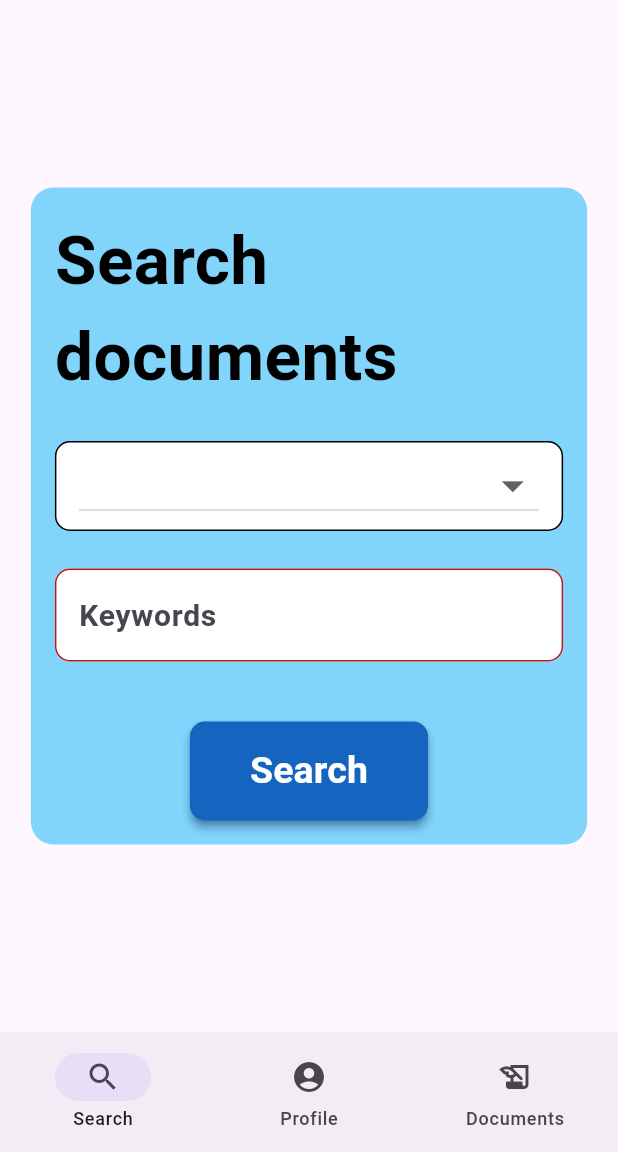
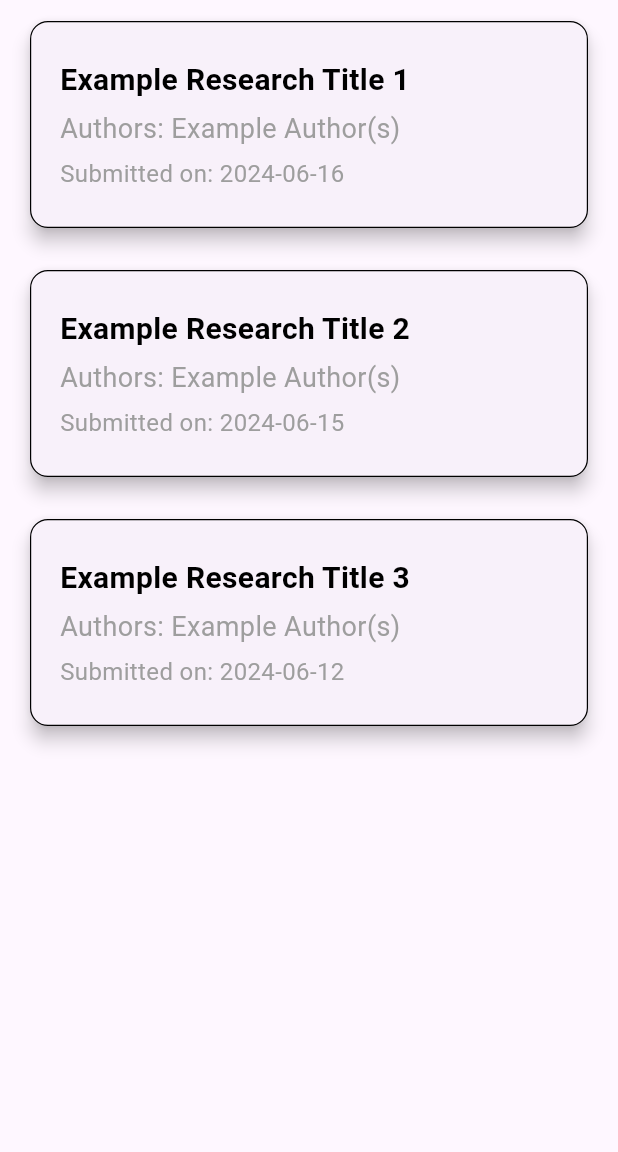
Before and after one commit to ARQUI-SOFTWARE-EMERGENTES/papervault-mobile, a Flutter app: the SearchPage screen opened by its route, after a tap on "Search", on a phone screen of 412 x 824 dp, the part 84-1236 px from its top. Run offline on Flutter 3.47's test engine with Material 3 defaults, Android fonts, the phone set to English and light mode, and no system bars; our stand-ins replace google_fonts; Roboto replaces fonts that are missing (Arsenal).

Commit message:
feat: add search results page and search result model

```diff
--- a/lib/common/routers.dart
+++ b/lib/common/routers.dart
@@ -1,5 +1,6 @@
 import 'package:flutter/material.dart';
 import 'package:mobile_app/pages/search_page.dart';
+import 'package:mobile_app/pages/search_results.dart';
 import 'package:mobile_app/pages/sign_up.dart';
 import 'package:mobile_app/pages/login_page.dart';
 
@@ -7,6 +8,7 @@ const String ROUTE_HOME = '/search';
 const String ROUTE_LOGIN = '/login';
 const String ROUTE_SIGN_UP = '/signup';
 const String ROUTE_SEARCH = '/search';
+const String ROUTE_SEARCH_RESULTS = '/results';
 
 class Routers {
   static Route<dynamic> generateRoute(RouteSettings settings) {
@@ -17,6 +19,8 @@ class Routers {
         return MaterialPageRoute(builder: (_) => SignUpPage());
       case ROUTE_SEARCH:
         return MaterialPageRoute(builder: (_) => SearchPage());
+      case ROUTE_SEARCH_RESULTS:
+        return MaterialPageRoute(builder: (_) => SearchResultsPage());
       default:
         return MaterialPageRoute(builder: (_) => LoginPage());
     }
--- /dev/null
+++ b/lib/models/research.dart
@@ -0,0 +1,56 @@
+// lib/models/research_record.dart
+import 'package:flutter/foundation.dart';
+
+enum ReviewStatus {
+  PENDING,
+  APPROVED,
+  REJECTED
+}
+
+class ResearchRecord {
+  final int? id;
+  final String title;
+  final String abstractText;
+  final String content;
+  final ReviewStatus reviewStatus;
+  final bool authenticated;
+  final DateTime submissionDate;
+  final DateTime lastModifiedDate;
+
+  ResearchRecord({
+    this.id,
+    required this.title,
+    required this.abstractText,
+    required this.content,
+    required this.reviewStatus,
+    required this.authenticated,
+    required this.submissionDate,
+    required this.lastModifiedDate,
+  });
+
+  factory ResearchRecord.fromJson(Map<String, dynamic> json) {
+    return ResearchRecord(
+      id: json['id'],
+      title: json['title'],
+      abstractText: json['abstractText'],
+      content: json['content'],
+      reviewStatus: ReviewStatus.values.firstWhere((e) => describeEnum(e) == json['reviewStatus']),
+      authenticated: json['authenticated'],
+      submissionDate: DateTime.parse(json['submissionDate']),
+      lastModifiedDate: DateTime.parse(json['lastModifiedDate']),
+    );
+  }
+
+  Map<String, dynamic> toJson() {
+    return {
+      'id': id,
+      'title': title,
+      'abstractText': abstractText,
+      'content': content,
+      'reviewStatus': describeEnum(reviewStatus),
+      'authenticated': authenticated,
+      'submissionDate': submissionDate.toIso8601String(),
+      'lastModifiedDate': lastModifiedDate.toIso8601String(),
+    };
+  }
+}
--- a/lib/pages/search_page.dart
+++ b/lib/pages/search_page.dart
@@ -1,5 +1,6 @@
 import 'package:flutter/material.dart';
 import 'package:google_fonts/google_fonts.dart';
+import 'package:mobile_app/common/routers.dart';
 import 'package:mobile_app/widgets/custom_cta_button.dart';
 import 'package:mobile_app/widgets/custom_navigation_bar.dart';
 import 'package:mobile_app/widgets/custom_text_form_field.dart';
@@ -100,12 +101,14 @@ class SearchPageState extends State<SearchPage> {
                       ),
                       const SizedBox(height: 20),
                       Center(
-                        child: CustomCTAButton(text: "Search", onPressed: () {
+                        child: CustomCTAButton(
+                          text: "Search",
+                          onPressed: () {
                             if (_formKey.currentState!.validate()) {
-                              // Process the login if form inputs are valid
+
 
                             }
-
+                            Navigator.pushNamed(context, ROUTE_SEARCH_RESULTS);
                           }
                         ),
                       )
--- /dev/null
+++ b/lib/pages/search_results.dart
@@ -0,0 +1,67 @@
+import 'package:flutter/material.dart';
+import 'package:mobile_app/models/research.dart';
+import 'package:mobile_app/widgets/custom_search_result.dart';
+
+class SearchResultsPage extends StatefulWidget {
+  @override
+  State<StatefulWidget> createState() => SearchResultsState();
+}
+
+class SearchResultsState extends State<SearchResultsPage> {
+  final List<ResearchRecord> searchResults = [
+    ResearchRecord(
+      id: 1,
+      title: "Example Research Title 1",
+      abstractText: "This is the abstract for research 1.",
+      content: "This is the content for research 1.",
+      reviewStatus: ReviewStatus.APPROVED,
+      authenticated: true,
+      submissionDate: DateTime.now().subtract(Duration(days: 1)),
+      lastModifiedDate: DateTime.now(),
+    ),
+    ResearchRecord(
+      id: 2,
+      title: "Example Research Title 2",
+      abstractText: "This is the abstract for research 2.",
+      content: "This is the content for research 2.",
+      reviewStatus: ReviewStatus.PENDING,
+      authenticated: true,
+      submissionDate: DateTime.now().subtract(Duration(days: 2)),
+      lastModifiedDate: DateTime.now(),
+    ),
+    ResearchRecord(
+      id: 3,
+      title: "Example Research Title 3",
+      abstractText: "This is the abstract for research 3.",
+      content: "This is the content for research 3.",
+      reviewStatus: ReviewStatus.REJECTED,
+      authenticated: false,
+      submissionDate: DateTime.now().subtract(Duration(days: 5)),
+      lastModifiedDate: DateTime.now(),
+    ),
+  ];
+
+  @override
+  Widget build(BuildContext context) {
+    return Scaffold(
+      appBar: AppBar(
+        backgroundColor: Colors.black87,
+        title: const Text(
+          "PaperVault",
+          style: TextStyle(
+            color: Colors.white,
+            fontSize: 25,
+            fontWeight: FontWeight.bold
+          )
+        )
+      ),
+      body: ListView.builder(
+        itemCount: searchResults.length,
+        itemBuilder: (context, index) {
+          final record = searchResults[index]; // Extract the research record
+          return CustomSearchResult(researchRecord: record); // Use the custom widget
+        },
+      ),
+    );
+  }
+}
--- /dev/null
+++ b/lib/widgets/custom_search_result.dart
@@ -0,0 +1,56 @@
+// lib/widgets/custom_search_result.dart
+import 'package:flutter/material.dart';
+import '../models/research.dart'; // Adjust the import path accordingly
+
+class CustomSearchResult extends StatelessWidget {
+  final ResearchRecord researchRecord;
+
+  CustomSearchResult({required this.researchRecord});
+
+  @override
+  Widget build(BuildContext context) {
+    return Container(
+      padding: const EdgeInsets.symmetric(vertical: 10, horizontal: 16),
+      width: MediaQuery.of(context).size.width * 0.85,
+      child: Card(
+        shape: RoundedRectangleBorder(
+          borderRadius: BorderRadius.circular(12.0),
+          side: const BorderSide(color: Colors.black,width: .8)
+        ),
+        elevation: 5,
+        child: Padding(
+          padding: const EdgeInsets.symmetric(vertical: 25, horizontal: 20),
+          child: Column(
+            crossAxisAlignment: CrossAxisAlignment.start,
+            children: [
+              Text(
+                researchRecord.title,
+                style: const TextStyle(
+                  color: Colors.black,
+                  fontSize: 20,
+                  fontWeight: FontWeight.bold,
+                ),
+              ),
+              SizedBox(height: 5),
+              Text(
+                "Authors: Example Author(s)",  // Placeholder for authors
+                style: TextStyle(
+                  color: Colors.grey,
+                  fontSize: 18,
+                ),
+              ),
+              SizedBox(height: 5),
+              Text(
+                "Submitted on: ${researchRecord.submissionDate.toLocal().toIso8601String().substring(0, 10)}",
+                style: TextStyle(
+                  color: Colors.grey,
+                  fontSize: 16,
+                ),
+              ),
+            ],
+          ),
+        ),
+      ),
+    );
+  }
+}
```
